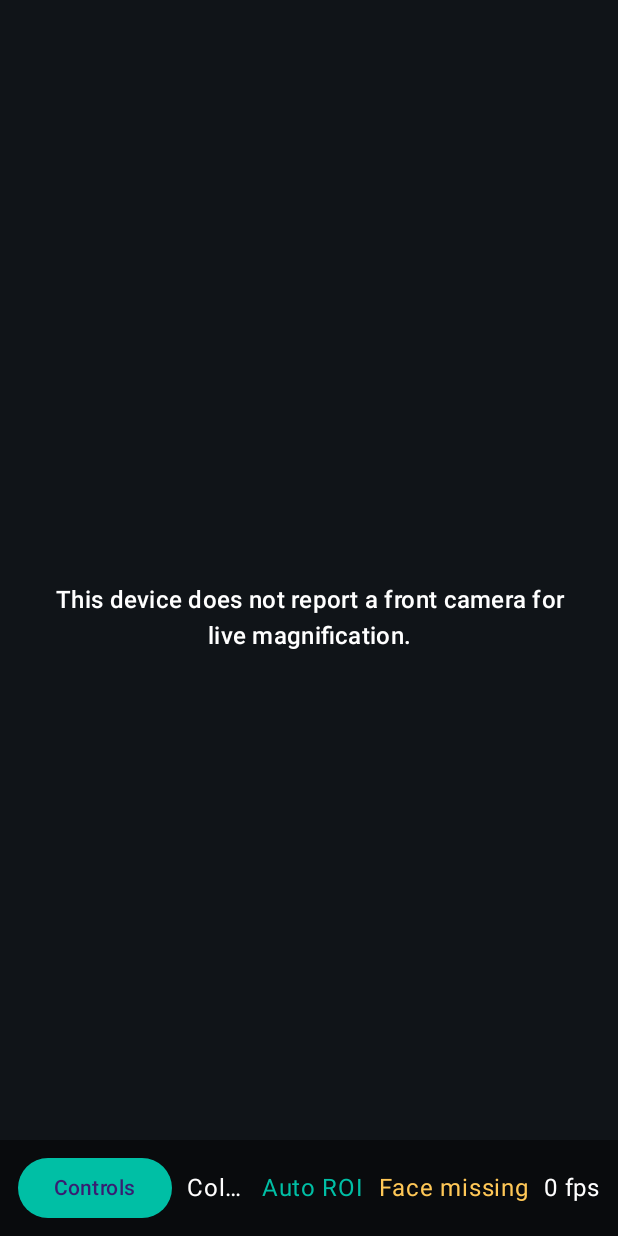
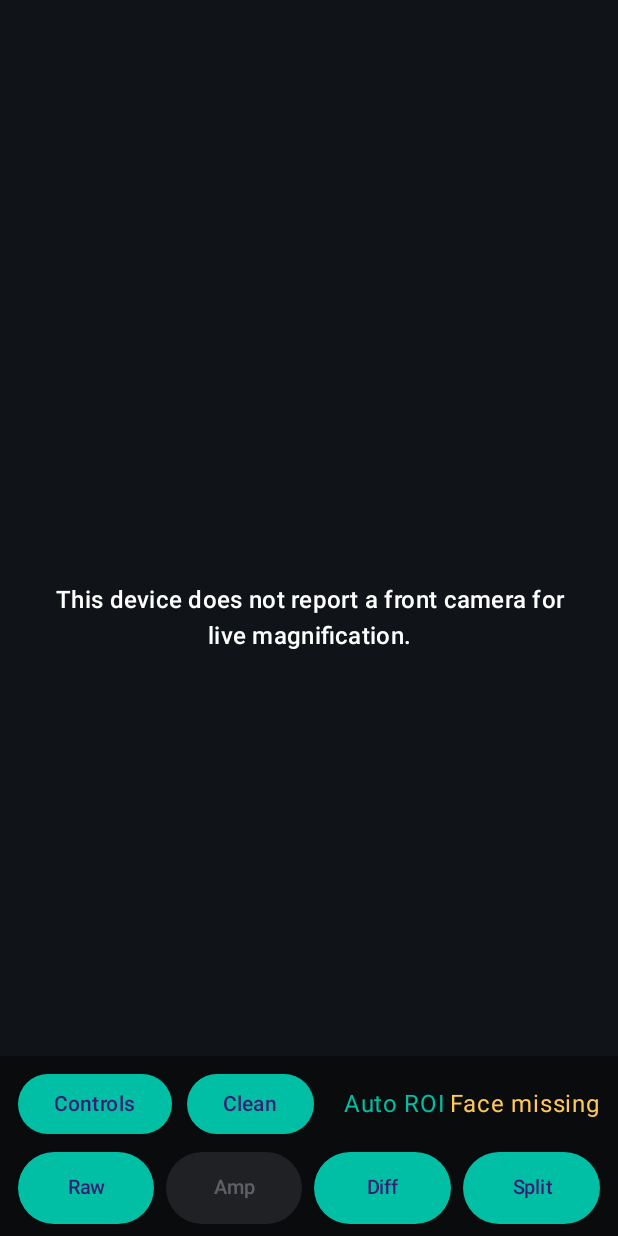
Before and after one commit to dnrohr/eulerian-magnification, an Android app built with Jetpack Compose: the screen it shows after launch (MainActivity), on a phone screen of 412 x 824 dp. Run offline under Robolectric (Android 15) with nearby library versions, the phone set to English and light mode, and no system bars; libraries missing offline, so code that uses them is left out: androidx.camera.camera2, androidx.camera.core, androidx.camera.lifecycle, androidx.camera.view.

Commit message:
Add validation-first preview UI

```diff
--- a/app/src/main/java/com/dnrohr/eulerianmagnification/MainActivity.kt
+++ b/app/src/main/java/com/dnrohr/eulerianmagnification/MainActivity.kt
@@ -157,6 +157,7 @@ private fun MainScreen(featureAvailability: FeatureAvailability) {
     var cameraControlsLocked by remember { mutableStateOf(false) }
     var showGlDebug by remember { mutableStateOf(false) }
     var controlsExpanded by remember { mutableStateOf(false) }
+    var cleanPreview by remember { mutableStateOf(false) }
     var manualRoi by remember { mutableStateOf<NormalizedRect?>(null) }
     var glFrameStats by remember { mutableStateOf(GlFrameStats()) }
     val qualityEvaluator = remember { QualityEvaluator() }
@@ -335,7 +336,19 @@ private fun MainScreen(featureAvailability: FeatureAvailability) {
                 lightingFlickerLikely = lightingFlickerLikely,
             ),
             controlsExpanded = controlsExpanded,
-            onToggleControlsExpanded = { controlsExpanded = !controlsExpanded },
+            cleanPreview = cleanPreview,
+            onShowControls = {
+                cleanPreview = false
+                controlsExpanded = true
+            },
+            onHideControls = {
+                controlsExpanded = false
+                cleanPreview = false
+            },
+            onEnterCleanPreview = {
+                controlsExpanded = false
+                cleanPreview = true
+            },
             onToggleRecording = {
                 if (featureAvailability.processedRecordingAvailable) {
                     val activeSession = recordingSession
@@ -846,7 +859,10 @@ private fun StatusOverlay(
     validationRunning: Boolean,
     qualityStatuses: List<QualityStatus>,
     controlsExpanded: Boolean,
-    onToggleControlsExpanded: () -> Unit,
+    cleanPreview: Boolean,
+    onShowControls: () -> Unit,
+    onHideControls: () -> Unit,
+    onEnterCleanPreview: () -> Unit,
     onToggleRecording: () -> Unit,
     onShareRecording: () -> Unit,
     onShareRecordingPath: (String) -> Unit,
@@ -854,15 +870,27 @@ private fun StatusOverlay(
     onValidateVideo: () -> Unit,
     modifier: Modifier = Modifier,
 ) {
+    if (!controlsExpanded && cleanPreview) {
+        CleanPreviewOverlay(
+            isRecording = isRecording,
+            recordingElapsedMillis = recordingElapsedMillis,
+            onShowControls = onShowControls,
+            modifier = modifier,
+        )
+        return
+    }
+
     if (!controlsExpanded) {
         CompactStatusOverlay(
             sample = sample,
             settings = settings,
+            onSettingsChanged = onSettingsChanged,
             qualityStatuses = qualityStatuses,
             isRecording = isRecording,
             recordingElapsedMillis = recordingElapsedMillis,
             manualRoi = manualRoi,
-            onToggleControlsExpanded = onToggleControlsExpanded,
+            onShowControls = onShowControls,
+            onEnterCleanPreview = onEnterCleanPreview,
             modifier = modifier,
         )
         return
@@ -879,7 +907,7 @@ private fun StatusOverlay(
             verticalAlignment = Alignment.CenterVertically,
         ) {
             Text("Mode: ${settings.mode.label}", color = Color.White)
-            Button(onClick = onToggleControlsExpanded) {
+            Button(onClick = onHideControls) {
                 Text("Hide")
             }
         }
@@ -985,22 +1013,30 @@ private fun StatusOverlay(
 private fun CompactStatusOverlay(
     sample: AnalysisSample,
     settings: AnalysisSettings,
+    onSettingsChanged: (AnalysisSettings) -> Unit,
     qualityStatuses: List<QualityStatus>,
     isRecording: Boolean,
     recordingElapsedMillis: Long,
     manualRoi: NormalizedRect?,
-    onToggleControlsExpanded: () -> Unit,
+    onShowControls: () -> Unit,
+    onEnterCleanPreview: () -> Unit,
     modifier: Modifier = Modifier,
 ) {
-    Row(
+    Column(
         modifier = modifier
             .background(Color(0x73000000))
             .padding(horizontal = 12.dp, vertical = 8.dp),
+    ) {
+        Row(
+            modifier = Modifier.fillMaxWidth(),
             horizontalArrangement = Arrangement.spacedBy(10.dp),
             verticalAlignment = Alignment.CenterVertically,
         ) {
-        Button(onClick = onToggleControlsExpanded) {
+            Button(onClick = onShowControls) {
                 Text("Controls")
+            }
+            Button(onClick = onEnterCleanPreview) {
+                Text("Clean")
             }
             Text(
                 text = settings.mode.compactOutputLabel,
@@ -1025,6 +1061,46 @@ private fun CompactStatusOverlay(
                 color = Color.White,
                 maxLines = 1,
             )
+        }
+        Spacer(modifier = Modifier.height(8.dp))
+        Row(
+            modifier = Modifier.fillMaxWidth(),
+            horizontalArrangement = Arrangement.spacedBy(8.dp),
+        ) {
+            ViewMode.entries.forEach { viewMode ->
+                CompactControlButton(
+                    label = viewMode.compactLabel,
+                    onClick = { onSettingsChanged(settings.copy(viewMode = viewMode)) },
+                    enabled = settings.viewMode != viewMode,
+                    modifier = Modifier.weight(1.0f),
+                )
+            }
+        }
+    }
+}
+
+@Composable
+private fun CleanPreviewOverlay(
+    isRecording: Boolean,
+    recordingElapsedMillis: Long,
+    onShowControls: () -> Unit,
+    modifier: Modifier = Modifier,
+) {
+    Row(
+        modifier = modifier.padding(horizontal = 12.dp, vertical = 8.dp),
+        horizontalArrangement = Arrangement.spacedBy(10.dp),
+        verticalAlignment = Alignment.CenterVertically,
+    ) {
+        Button(onClick = onShowControls) {
+            Text("Controls")
+        }
+        if (isRecording) {
+            Text(
+                text = "REC ${formatElapsed(recordingElapsedMillis)}",
+                color = Color(0xFFFF6B6B),
+                maxLines = 1,
+            )
+        }
     }
 }
 
```
Also changed, not shown: 7 other files. Lines whose indentation alone changed are shown as unchanged.
